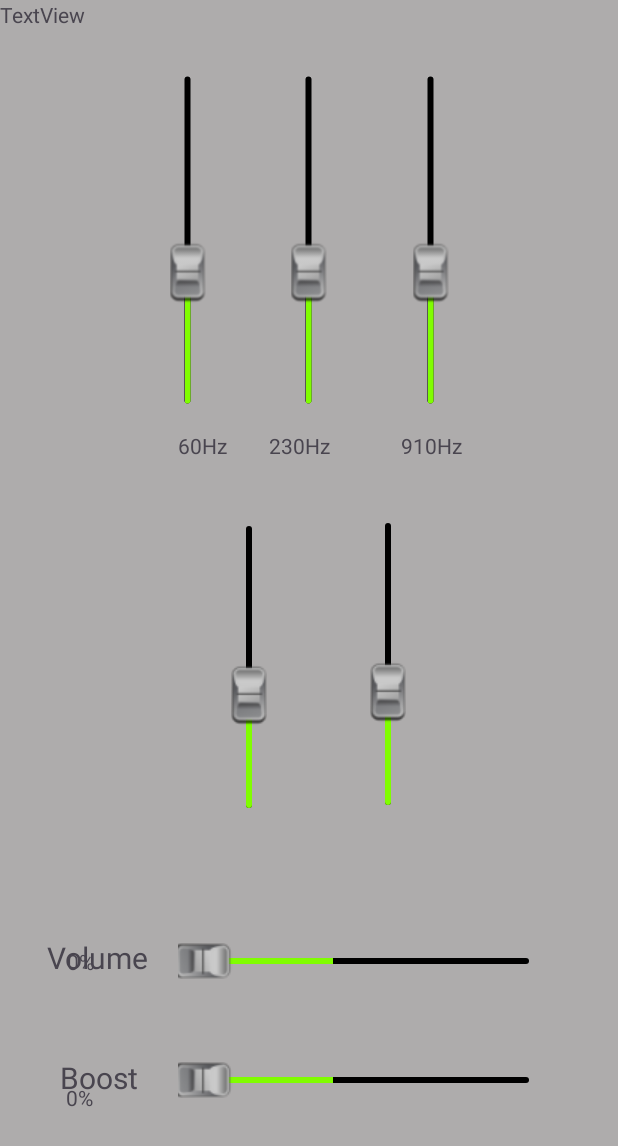
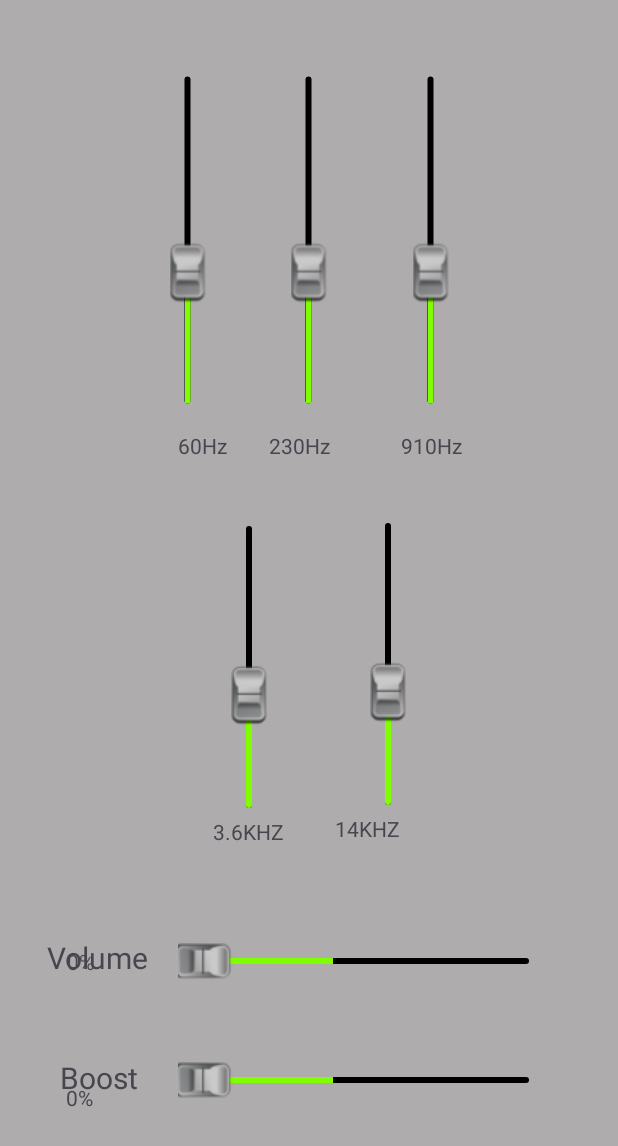
Before and after one commit to niazali53/VolumeBooster, an Android app: the screen it shows after launch (MainActivity), on a phone screen of 412 x 824 dp. Shown: the top 1146 px of the screen. Run offline under Robolectric (Android 15) with nearby library versions, the phone set to English and light mode, and no system bars; 5 statements that could not run were skipped.

Commit message:
second commit

```diff
--- a/app/src/main/res/layout/activity_main.xml
+++ b/app/src/main/res/layout/activity_main.xml
@@ -220,12 +220,26 @@
         app:layout_constraintTop_toBottomOf="@+id/seek_Bar_Bass4" />
 
     <TextView
-        android:id="@+id/textView4"
+        android:id="@+id/textView5"
         android:layout_width="wrap_content"
         android:layout_height="wrap_content"
-        android:text="TextView"
-        tools:layout_editor_absoluteX="136dp"
-        tools:layout_editor_absoluteY="491dp" />
+        android:layout_marginTop="88dp"
+        android:text="3.6KHZ"
+        app:layout_constraintEnd_toEndOf="parent"
+        app:layout_constraintHorizontal_bias="0.39"
+        app:layout_constraintStart_toStartOf="parent"
+        app:layout_constraintTop_toBottomOf="@+id/seek_Bar_Bass5" />
+
+    <TextView
+        android:id="@+id/textView6"
+        android:layout_width="wrap_content"
+        android:layout_height="wrap_content"
+        android:layout_marginTop="88dp"
+        android:text="14KHZ"
+        app:layout_constraintEnd_toEndOf="parent"
+        app:layout_constraintHorizontal_bias="0.189"
+        app:layout_constraintStart_toEndOf="@+id/textView5"
+        app:layout_constraintTop_toBottomOf="@+id/seek_Bar_Bass2" />
 
 
 </androidx.constraintlayout.widget.ConstraintLayout>
```
